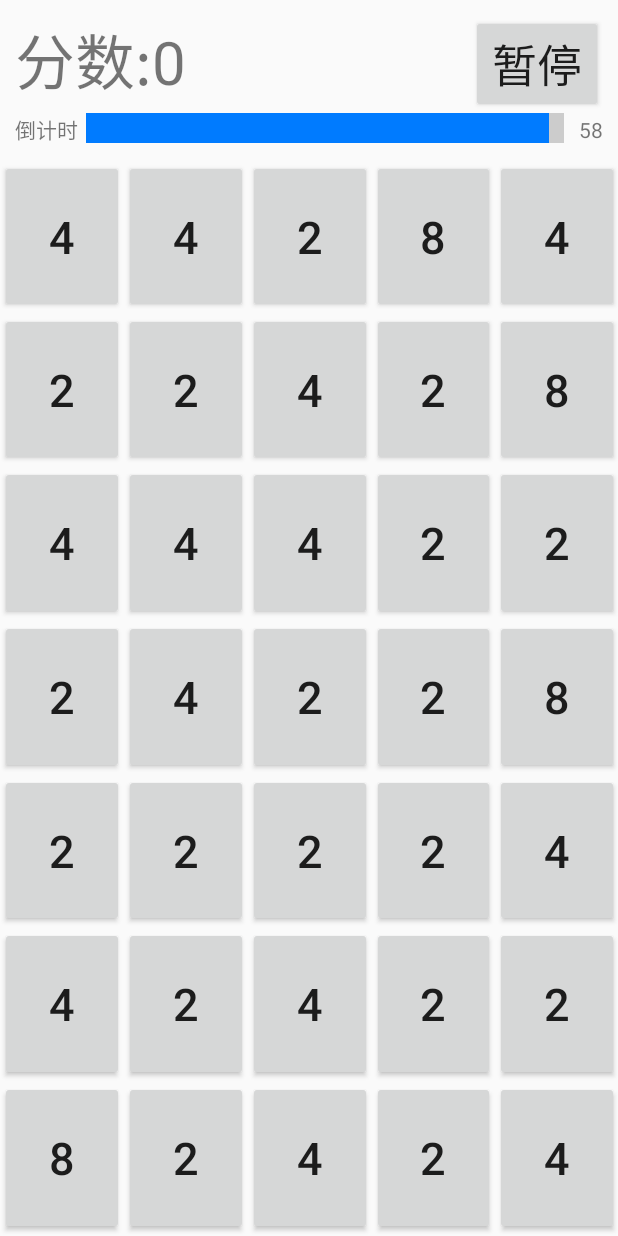
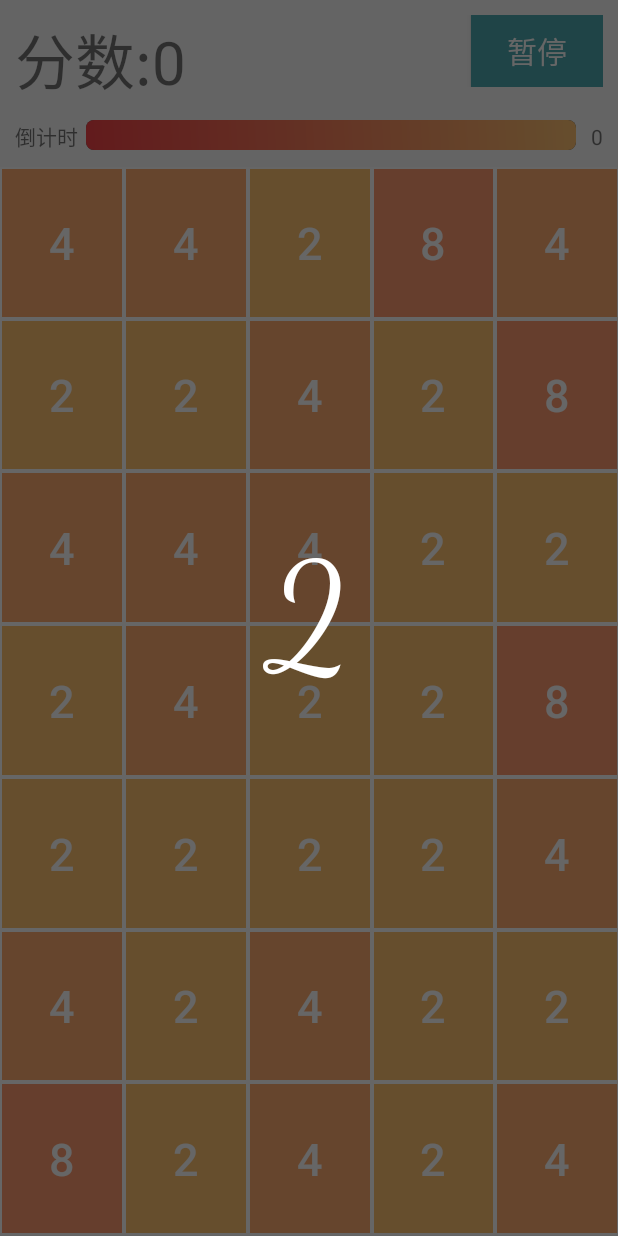
Before and after one commit to lliiuuhhuuaa/Game2048, an Android app: the screen it shows after launch (GameActivity), after a tap on "开始游戏", on a phone screen of 412 x 824 dp. Run offline under Robolectric (Android 15) with nearby library versions, the phone set to English and light mode, and no system bars.

Commit message:
增加颜色

```diff
--- a/app/src/main/java/com/sp/game2048/GameActivity.java
+++ b/app/src/main/java/com/sp/game2048/GameActivity.java
@@ -3,16 +3,16 @@ package com.sp.game2048;
 import android.annotation.TargetApi;
 import android.content.res.Resources;
 import android.graphics.Color;
-import android.graphics.drawable.ClipDrawable;
-import android.graphics.drawable.ColorDrawable;
+import android.graphics.PorterDuff;
 import android.os.Build;
 import android.os.Bundle;
 import android.os.Handler;
 import android.os.HandlerThread;
 import android.os.Message;
 import android.support.annotation.RequiresApi;
+import android.support.v4.content.ContextCompat;
 import android.support.v7.app.AppCompatActivity;
-import android.view.Gravity;
+import android.util.Log;
 import android.view.KeyEvent;
 import android.view.MotionEvent;
 import android.view.View;
@@ -26,6 +26,7 @@ import android.widget.Toast;
 import com.sp.game2048.enums.CountDownMsgTypeEnum;
 import com.sp.game2048.enums.CountDownStateEnum;
 import com.sp.game2048.handle.HandleMessage;
+import com.sp.game2048.util.ThreadPool;
 
 import java.util.concurrent.atomic.AtomicInteger;
 
@@ -40,6 +41,9 @@ public class GameActivity extends AppCompatActivity implements View.OnTouchListe
     private int topHeight;
     //分数
     private int total = 0;
+    private boolean start = false;
+    HandlerThread countDownThread = null;
+    @RequiresApi(api = Build.VERSION_CODES.N)
     @Override
     protected void onCreate(Bundle savedInstanceState) {
         super.onCreate(savedInstanceState);
@@ -50,7 +54,21 @@ public class GameActivity extends AppCompatActivity implements View.OnTouchListe
         //初始化视图
         initView();
         //开启一个线程倒计时
-        countDown(CountDownStateEnum.START.getState());
+        ThreadPool.createNewThread(new Runnable() {
+            @Override
+            public void run() {
+                Message message = Message.obtain(handleMessage, CountDownMsgTypeEnum.START_321.getValue());
+                message.obj = new Object[]{GameActivity.this,new Runnable() {
+                    @Override
+                    public void run() {
+                        countDown(CountDownStateEnum.START.getState());
+                    }
+                },handleMessage};
+                message.getData().putInt("num",3);
+                handleMessage.sendMessage(message);
+            }
+        });
+
     }
 
     /***
@@ -62,7 +80,7 @@ public class GameActivity extends AppCompatActivity implements View.OnTouchListe
         LinearLayout.LayoutParams layoutParams = new LinearLayout.LayoutParams(LinearLayout.LayoutParams.MATCH_PARENT, LinearLayout.LayoutParams.WRAP_CONTENT,0.2f);
         LinearLayout.LayoutParams buttonParams = new LinearLayout.LayoutParams(LinearLayout.LayoutParams.WRAP_CONTENT, LinearLayout.LayoutParams.MATCH_PARENT,0.2f);
         LinearLayout linearLayout = null;
-
+        String text = null;
         for(int i=0;i<7;i++){
             linearLayout = new LinearLayout(this);
             linearLayout.setLayoutParams(layoutParams);
@@ -75,8 +93,12 @@ public class GameActivity extends AppCompatActivity implements View.OnTouchListe
                 button.setOnTouchListener(this);
                 int val = numbs[Double.valueOf(Math.random()*numbs.length).intValue()];
                 button.setTag(new int[]{j,i,val});
-                button.setText(String.valueOf(val));
+                text = String.valueOf(val);
+                button.setText(text);
+                button.setTextColor(this.getColor(R.color.colorText));
                 button.setId(id);
+                button.setBackgroundResource(R.drawable.button_border);
+                button.getBackground().setColorFilter(ContextCompat.getColor(this,this.getResources().getIdentifier(String.format("grid_color_%s", text), "color", this.getPackageName())),PorterDuff.Mode.ADD);
                 linearLayout.addView(button);
             }
         }
@@ -93,6 +115,9 @@ public class GameActivity extends AppCompatActivity implements View.OnTouchListe
      */
     @Override
     public boolean onTouch(View v, MotionEvent event) {
+        if(!start){
+            return false;
+        }
         Button buttonView = (Button) v;
         if(event.getAction()==MotionEvent.ACTION_DOWN){
             moveButton.setText(buttonView.getText());
@@ -101,6 +126,7 @@ public class GameActivity extends AppCompatActivity implements View.OnTouchListe
             moveButton.setX(event.getRawX()-event.getX());
             moveButton.setY(event.getRawY()-event.getY()-topHeight);
             moveButton.setVisibility(View.VISIBLE);
+            moveButton.setBackground(buttonView.getBackground());
             position[0] = event.getRawX();
             position[1] = event.getRawY();
             position[2] = 0;
@@ -181,13 +207,19 @@ public class GameActivity extends AppCompatActivity implements View.OnTouchListe
         message.getData().putInt("sound",R.raw.compound);
         handleMessage.sendMessage(message);
         int sum = source[2]+tag[2];
-        buttonWithTag.setText(String.valueOf(sum));
+        String text = String.valueOf(sum);
+        buttonWithTag.setText(text);
+        buttonWithTag.getBackground().setColorFilter(Color.BLACK,PorterDuff.Mode.CLEAR);
+        buttonWithTag.getBackground().setColorFilter(ContextCompat.getColor(this,this.getResources().getIdentifier(String.format("grid_color_%s", text), "color", this.getPackageName())),PorterDuff.Mode.ADD);
         source[2] = sum;
         total+=sum;
         scoreNum.setText(String.valueOf(total));
         int val = numbs[Double.valueOf(Math.random()*numbs.length).intValue()];
         tag[2] = val;
-        button.setText(String.valueOf(val));
+        text = String.valueOf(val);
+        button.setText(text);
+        button.getBackground().setColorFilter(Color.BLACK,PorterDuff.Mode.CLEAR);
+        button.getBackground().setColorFilter(ContextCompat.getColor(this,this.getResources().getIdentifier(String.format("grid_color_%s", text), "color", this.getPackageName())),PorterDuff.Mode.ADD);
     }
 
     /***
@@ -199,24 +231,20 @@ public class GameActivity extends AppCompatActivity implements View.OnTouchListe
         final AtomicInteger atomicInteger = new AtomicInteger(state);
         final ProgressBar progressBar = findViewById(R.id.countDownProgressBar);
         final TextView textView = findViewById(R.id.countDownNumber);
-        ClipDrawable clipDrawable = new ClipDrawable(new ColorDrawable(Color.parseColor("#007bff")), Gravity.LEFT, ClipDrawable.HORIZONTAL);
-        final ColorDrawable drawable = (ColorDrawable) clipDrawable.getDrawable();
-        progressBar.setProgressDrawable(clipDrawable);
-        progressBar.setMax(60);
-        progressBar.setProgress(61,true);
-        progressBar.setBackgroundColor(Color.parseColor("#CCCCCC"));
-        textView.setText("60");
-        startTime(atomicInteger, progressBar, textView, drawable);
+        textView.setText(String.valueOf(progressBar.getProgress()));
+        startTime(atomicInteger, progressBar, textView);
         findViewById(R.id.pause).setOnClickListener(new View.OnClickListener() {
             @Override
             public void onClick(View v) {
                 if(CountDownStateEnum.PAUSE.getState().equals(atomicInteger.get())) {
                     ((Button)v).setText("暂停");
                     atomicInteger.set(CountDownStateEnum.START.getState());
-                    startTime(atomicInteger,progressBar,textView,drawable);
+                    startTime(atomicInteger,progressBar,textView);
+                    start = true;
                 }else{
                     ((Button)v).setText("继续");
                     atomicInteger.set(CountDownStateEnum.PAUSE.getState());
+                    start = false;
                 }
             }
         });
@@ -227,10 +255,9 @@ public class GameActivity extends AppCompatActivity implements View.OnTouchListe
      * @param atomicInteger
      * @param progressBar
      * @param textView
-     * @param drawable
      */
-    private void startTime(final AtomicInteger atomicInteger, final ProgressBar progressBar, final TextView textView, final ColorDrawable drawable) {
-        final HandlerThread countDownThread = new HandlerThread("CountDownThread");
+    private void startTime(final AtomicInteger atomicInteger, final ProgressBar progressBar, final TextView textView) { ;
+        countDownThread = new HandlerThread("CountDownThread");
         countDownThread.setPriority(Thread.MIN_PRIORITY);
         countDownThread.start();
         final Handler handler = new Handler(countDownThread.getLooper());
@@ -242,7 +269,12 @@ public class GameActivity extends AppCompatActivity implements View.OnTouchListe
                     countDownThread.quitSafely();
                     return;
                 }
-                int progress = progressBar.getProgress()-1;
+                int progress = progressBar.getProgress();
+                if(start=false&&progress==progressBar.getMax()){
+                    progress++;
+                }
+                start = true;
+                progress = progress-1;
                 if(progress<0){
                     Message message = Message.obtain(handleMessage, CountDownMsgTypeEnum.GAME_OVER.getValue());
                     message.getData().putInt("score",total);
@@ -261,11 +293,6 @@ public class GameActivity extends AppCompatActivity implements View.OnTouchListe
                 }else{
                     progressBar.setProgress(progress);
                 }
-                if(progress<10){
-                    drawable.setColor(Color.parseColor("#dc3546"));
-                }else if(progress<20){
-                    drawable.setColor(Color.parseColor("#ffc108"));
-                }
                 Message message = Message.obtain(handleMessage, CountDownMsgTypeEnum.UPDATE_NUMBER.getValue());
                 message.getData().putString("number",String.valueOf(progress));
                 message.obj = textView;
@@ -273,7 +300,7 @@ public class GameActivity extends AppCompatActivity implements View.OnTouchListe
                 handler.postDelayed(this,1000);
             }
         };
-        handler.post(countDownWork);
+        handler.postDelayed(countDownWork,1000);
     }
     private long firstClickBack = 0;
     @Override
@@ -285,9 +312,14 @@ public class GameActivity extends AppCompatActivity implements View.OnTouchListe
                 firstClickBack = secondClickBack;
                 return true;
             }else{
+                if(countDownThread!=null&&countDownThread.isAlive()) {
+                    start = false;
+                    countDownThread.quitSafely();
+                }
                 return super.onKeyDown(keyCode, event);
             }
         }
         return super.onKeyDown(keyCode, event);
     }
+
 }
--- a/app/src/main/java/com/sp/game2048/enums/CountDownMsgTypeEnum.java
+++ b/app/src/main/java/com/sp/game2048/enums/CountDownMsgTypeEnum.java
@@ -8,6 +8,7 @@ public enum CountDownMsgTypeEnum {
     GAME_OVER(2),
     PLAY_SOUND_COMPOUND(3),
     VIBRATE(4),
+    START_321(5),
     ;
     private Integer value;
     CountDownMsgTypeEnum(Integer value){
--- a/app/src/main/java/com/sp/game2048/handle/HandleMessage.java
+++ b/app/src/main/java/com/sp/game2048/handle/HandleMessage.java
@@ -1,34 +1,43 @@
 package com.sp.game2048.handle;
 
+import android.annotation.TargetApi;
 import android.app.Dialog;
 import android.content.Context;
 import android.content.Intent;
-import android.media.MediaPlayer;
+import android.media.AudioAttributes;
 import android.media.SoundPool;
+import android.os.Build;
 import android.os.Handler;
+import android.os.HandlerThread;
 import android.os.Message;
 import android.os.Vibrator;
 import android.view.View;
-import android.view.WindowManager;
 import android.widget.TextView;
 
+import com.sp.game2048.GameActivity;
 import com.sp.game2048.MainActivity;
 import com.sp.game2048.R;
 import com.sp.game2048.enums.CountDownMsgTypeEnum;
 
+import java.util.concurrent.atomic.AtomicInteger;
+
 public class HandleMessage extends Handler {
-    public HandleMessage(){
+    SoundPool soundPool = new SoundPool.Builder().setMaxStreams(10).setAudioAttributes(new AudioAttributes.Builder().setContentType(AudioAttributes.CONTENT_TYPE_MUSIC).build()).build();
+
+    public HandleMessage() {
         super();
     }
+
     @Override
     public void handleMessage(final Message msg) {
         super.handleMessage(msg);
-        if(msg.what==CountDownMsgTypeEnum.UPDATE_NUMBER.getValue()){
+        if (msg.what == CountDownMsgTypeEnum.UPDATE_NUMBER.getValue()) {
             TextView textView = (TextView) msg.obj;
             textView.setText(msg.getData().getString("number"));
-        }else if(msg.what==CountDownMsgTypeEnum.GAME_OVER.getValue()){
+        } else if (msg.what == CountDownMsgTypeEnum.GAME_OVER.getValue()) {
             final Context context = (Context) msg.obj;
-            Dialog dialog = new Dialog(context, R.style.Theme_AppCompat_Dialog_Alert);
+            final Dialog dialog = new Dialog(context, R.style.Theme_AppCompat_Dialog_Alert);
+            dialog.getWindow().setBackgroundDrawableResource(android.R.color.transparent);// 一句话搞定
             dialog.setContentView(R.layout.game_over);
             dialog.setCanceledOnTouchOutside(false);
             TextView viewById = dialog.findViewById(R.id.score);
@@ -40,18 +49,87 @@ public class HandleMessage extends Handler {
                             MainActivity.class);
                     intent1.setFlags(Intent.FLAG_ACTIVITY_CLEAR_TOP);
                     context.startActivity(intent1);
+                    dialog.cancel();
                 }
             });
+            dialog.findViewById(R.id.rePlay).setOnClickListener(new View.OnClickListener() {
+                @Override
+                public void onClick(View v) {
+                    Intent intent1 = new Intent(context,
+                            GameActivity.class);
+                    intent1.setFlags(Intent.FLAG_ACTIVITY_CLEAR_TOP);
+                    context.startActivity(intent1);
+                    dialog.cancel();
+                }
+            });
+            try {
+                dialog.show();
+            }catch (Exception e){}
+        } else if (msg.what == CountDownMsgTypeEnum.START_321.getValue()) {
+            final Object[] objects = (Object[]) msg.obj;
+            final Context context = (Context) objects[0];
+            final Dialog dialog = new Dialog(context, R.style.Theme_AppCompat_Dialog_Alert);
+            dialog.getWindow().setBackgroundDrawableResource(android.R.color.transparent);// 一句话搞定
+            dialog.setContentView(R.layout.start_321);
+            dialog.setCanceledOnTouchOutside(false);
+            HandlerThread countDownThread = new HandlerThread("START_321");
+            countDownThread.setPriority(Thread.MIN_PRIORITY);
+            countDownThread.start();
+            final AtomicInteger count = new AtomicInteger(msg.getData().getInt("num", 3));
+            final TextView viewById = dialog.findViewById(R.id.start_num);
+            viewById.setText(String.valueOf(count.get()));
+            final Handler handler = new Handler(countDownThread.getLooper());
+            final Runnable countDownWork = new Runnable() {
+                @TargetApi(Build.VERSION_CODES.N)
+                @Override
+                public void run() {
+                    int num = count.decrementAndGet();
+                    if(num==2){
+                        //插入开始音乐
+                        Message message = Message.obtain((Handler) objects[2], CountDownMsgTypeEnum.PLAY_SOUND_COMPOUND.getValue());
+                        message.obj = context;
+                        message.getData().putInt("sound",R.raw.ready_go);
+                        ((Handler) objects[2]).sendMessage(message);
+                    }
+                    if (num < 1) {
+                        //回调进度条处理
+                        ((Handler) objects[2]).post((Runnable) objects[1]);
+                        dialog.cancel();
+                    } else {
+                        viewById.setText(String.valueOf(num));
+                        handler.postDelayed(this, 1000);
+                    }
+                }
+            };
+            handler.postDelayed(countDownWork, 1000);
             dialog.show();
-        }else if(msg.what==CountDownMsgTypeEnum.PLAY_SOUND_COMPOUND.getValue()){
+        } else if (msg.what == CountDownMsgTypeEnum.PLAY_SOUND_COMPOUND.getValue()) {
+            int sound = msg.getData().getInt("sound");
             final Context context = (Context) msg.obj;
-            int sound = msg.getData().getInt("sound");
-            MediaPlayer  mPlayer = MediaPlayer.create(context,sound);
-            mPlayer.start();
-        }else if(msg.what==CountDownMsgTypeEnum.VIBRATE.getValue()){
+            try {
+                final int voiceId = soundPool.load(context, sound, 1);
+                //异步需要等待加载完成，音频才能播放成功
+                soundPool.setOnLoadCompleteListener(new SoundPool.OnLoadCompleteListener() {
+                    @Override
+                    public void onLoadComplete(SoundPool soundPool, int sampleId, int status) {
+                        if (status == 0) {
+                            //第一个参数soundID
+                            //第二个参数leftVolume为左侧音量值（范围= 0.0到1.0）
+                            //第三个参数rightVolume为右的音量值（范围= 0.0到1.0）
+                            //第四个参数priority 为流的优先级，值越大优先级高，影响当同时播放数量超出了最大支持数时SoundPool对该流的处理
+                            //第五个参数loop 为音频重复播放次数，0为值播放一次，-1为无限循环，其他值为播放loop+1次
+                            //第六个参数 rate为播放的速率，范围0.5-2.0(0.5为一半速率，1.0为正常速率，2.0为两倍速率)
+                            soundPool.play(voiceId, 1, 1, 1, 0, 1);
+                        }
+                    }
+                });
+            }catch (Exception e){
+                e.printStackTrace();
+            }
+        } else if (msg.what == CountDownMsgTypeEnum.VIBRATE.getValue()) {
             final Context context = (Context) msg.obj;
-            int time = msg.getData().getInt("time",500);
-            Vibrator vibrator = (Vibrator)context.getSystemService(context.VIBRATOR_SERVICE);
+            int time = msg.getData().getInt("time", 500);
+            Vibrator vibrator = (Vibrator) context.getSystemService(context.VIBRATOR_SERVICE);
             vibrator.vibrate(time);
         }
     }
--- /dev/null
+++ b/app/src/main/java/com/sp/game2048/util/ThreadPool.java
@@ -0,0 +1,105 @@
+package com.sp.game2048.util;
+
+import android.util.Log;
+
+import java.util.Date;
+import java.util.concurrent.LinkedBlockingDeque;
+import java.util.concurrent.ScheduledExecutorService;
+import java.util.concurrent.ScheduledFuture;
+import java.util.concurrent.ScheduledThreadPoolExecutor;
+import java.util.concurrent.ThreadFactory;
+import java.util.concurrent.ThreadPoolExecutor;
+import java.util.concurrent.TimeUnit;
+import java.util.concurrent.atomic.AtomicInteger;
+
+/**
+ * @date 2017年10月25日
+ * @description 线程池
+ */
+public class ThreadPool {
+	private static String TAG = "ThreadPool";
+	/**
+	 * 核心线程数
+	 */
+	public static final Integer CORE_POOLSIZE=20;
+	/**
+	 * 允许最大线程数
+	 */
+	public static final Integer MAX_POOLSIZE=200;
+	/**
+	 * 允许空闲时间
+	 */
+	public static final Long KEEP_ALIVETIME=5L;
+	/**
+	 * 允许最大排队数
+	 */
+	public static final Integer MAX_WAIT_INLINE=100;
+	/**
+	 * 线程队列任务数量过多报警
+	 */
+	public static final Double WAIT_FULL=0.95;
+	// 定时任务线程池
+	private static ScheduledExecutorService mScheduledExecutorService = new ScheduledThreadPoolExecutor(20);
+	private static ThreadPoolExecutor executor = new ThreadPoolExecutor(CORE_POOLSIZE, MAX_POOLSIZE, KEEP_ALIVETIME, TimeUnit.SECONDS, new LinkedBlockingDeque<Runnable>(MAX_WAIT_INLINE), new ThreadFactory() {
+	private final AtomicInteger count = new AtomicInteger(0);
+	@Override
+	public Thread newThread(Runnable r) {
+		int c = count.incrementAndGet();
+		Thread t = new Thread(r);
+		t.setName("thread_no." + c);
+		return t;
+	}
+	});
+
+	public static boolean createNewThread(Runnable runnable) {
+		executor.execute(runnable);
+		int wait = executor.getQueue().size();
+		if (wait >= MAX_WAIT_INLINE * WAIT_FULL) {
+			Log.w(TAG, "线程队列任务数量预警！");
+		}
+		return true;
+	}
+	public static boolean closeThreadPool() {
+		try {
+			if(!executor.isShutdown()) {
+				executor.shutdown();
+			}
+			Log.w(TAG, "线程队列任务数量预警！");
+		} catch (Exception e) {
+			Log.e(TAG, "线程队列任务数量预警！",e);
+		}
+		return true;
+	}
+	/**
+     * 创建定时任务
+     * @author lh
+     * @date 2018年7月3日 下午9:05:23
+     * @param runable
+     * @param time
+     */
+    public static ScheduledFuture<?> schedule(Runnable runable, long time) {
+        return schedule(runable, time, TimeUnit.SECONDS);
+    }
+	/**
+	 * 创建定时任务
+	 * @author lh
+	 * @date 2018年7月3日 下午9:05:23
+	 * @param runable
+	 * @param time
+	 */
+	public static ScheduledFuture<?> schedule(Runnable runable, long time,TimeUnit timeUnit) {
+		return mScheduledExecutorService.schedule(runable, time,timeUnit);
+	}
+    /**
+     * 创建定时任务
+     * @author lh
+     * @date 2018年7月3日 下午9:16:55
+     * @param runable
+     * @param date
+     * @return
+     */
+    public static ScheduledFuture<?> schedule(Runnable runable, Date date) {
+        long time = (date.getTime()- System.currentTimeMillis())/1000;
+		return mScheduledExecutorService.schedule(runable, time, TimeUnit.SECONDS);
+    }
+}
--- /dev/null
+++ b/app/src/main/res/drawable/button_border.xml
@@ -0,0 +1,9 @@
+<?xml version="1.0" encoding="utf-8"?>
+<shape xmlns:android="http://schemas.android.com/apk/res/android"
+    android:shape="rectangle">
+    <!--设置背景色-->
+    <stroke
+        android:width="1dp"
+        android:color="#FFFFFF" />
+    <!--设置边框线的宽度和颜色-->
+</shape>
--- /dev/null
+++ b/app/src/main/res/drawable/progress_style.xml
@@ -0,0 +1,19 @@
+<?xml version="1.0" encoding="utf-8"?>
+<layer-list xmlns:android="http://schemas.android.com/apk/res/android">
+    <item android:id="@android:id/background">
+        <shape android:shape="rectangle">
+            <corners android:radius="5dp"/>
+            <solid android:color="#555555"/>
+        </shape>
+    </item>
+    <item android:id="@android:id/progress">
+        <clip>
+            <shape android:shape="rectangle">
+                <corners android:radius="5dp"/>
+                <gradient android:angle="45"
+                    android:startColor="#f54348"
+                    android:endColor="#ffc372"/>
+            </shape>
+        </clip>
+    </item>
+</layer-list>
--- a/app/src/main/res/layout/activity_game.xml
+++ b/app/src/main/res/layout/activity_game.xml
@@ -47,14 +47,17 @@
                             android:layout_width="wrap_content"
                             android:layout_height="wrap_content"
                             android:text="@string/pause_button"
-                            android:textSize="30sp" />
+                            android:textSize="20sp"
+                            android:textColor="@color/colorText"
+                            android:background="@color/colorButton"/>
                     </LinearLayout>
                 </LinearLayout>
 
                 <LinearLayout
                     android:layout_width="match_parent"
                     android:layout_height="wrap_content"
-                    android:orientation="horizontal">
+                    android:orientation="horizontal"
+                    android:layout_marginTop="10dp">
 
                     <TextView
                         android:layout_width="wrap_content"
@@ -70,13 +73,14 @@
                         android:layout_marginEnd="10dp"
                         android:layout_weight="0.8"
                         android:max="60"
-                        android:progress="60" />
+                        android:progress="61"
+                        android:progressDrawable="@drawable/progress_style"/>
 
                     <TextView
                         android:id="@+id/countDownNumber"
                         android:layout_width="wrap_content"
                         android:layout_height="wrap_content"
-                        android:text="@string/_60" />
+                        android:text="@string/_0"/>
                 </LinearLayout>
             </LinearLayout>
             <!--游戏框架-->
--- a/app/src/main/res/layout/activity_main.xml
+++ b/app/src/main/res/layout/activity_main.xml
@@ -32,7 +32,10 @@
                 android:layout_height="wrap_content"
                 android:gravity="center"
                 android:text="@string/start_game"
-                android:textSize="50dp" />
+                android:textSize="50dp"
+                android:textColor="@color/colorText"
+                android:background="@color/colorButton"
+                android:padding="10dp"/>
         </LinearLayout>
     </LinearLayout>
 
--- /dev/null
+++ b/app/src/main/res/layout/start_321.xml
@@ -0,0 +1,17 @@
+<?xml version="1.0" encoding="utf-8"?>
+<LinearLayout xmlns:android="http://schemas.android.com/apk/res/android"
+    xmlns:app="http://schemas.android.com/apk/res-auto"
+    android:orientation="vertical"
+    android:layout_width="match_parent"
+    android:layout_height="wrap_content"
+    android:gravity="center"
+    >
+   <TextView
+       android:layout_width="match_parent"
+       android:layout_height="wrap_content"
+       android:fontFamily="cursive"
+       android:gravity="center"
+       android:textSize="100dp"
+       android:id="@+id/start_num"
+       android:textColor="#FFF"/>
+</LinearLayout>
```
Also changed, not shown: app/src/main/res/layout/game_over.xml (+30 -10 lines), app/src/main/res/values/colors.xml (+18 -0 lines), 1 other file.
